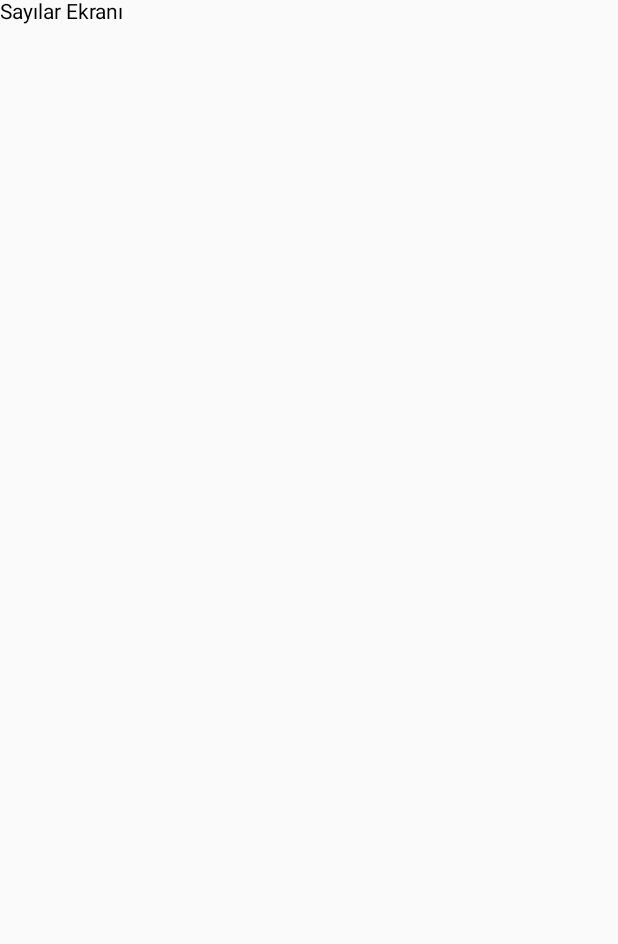
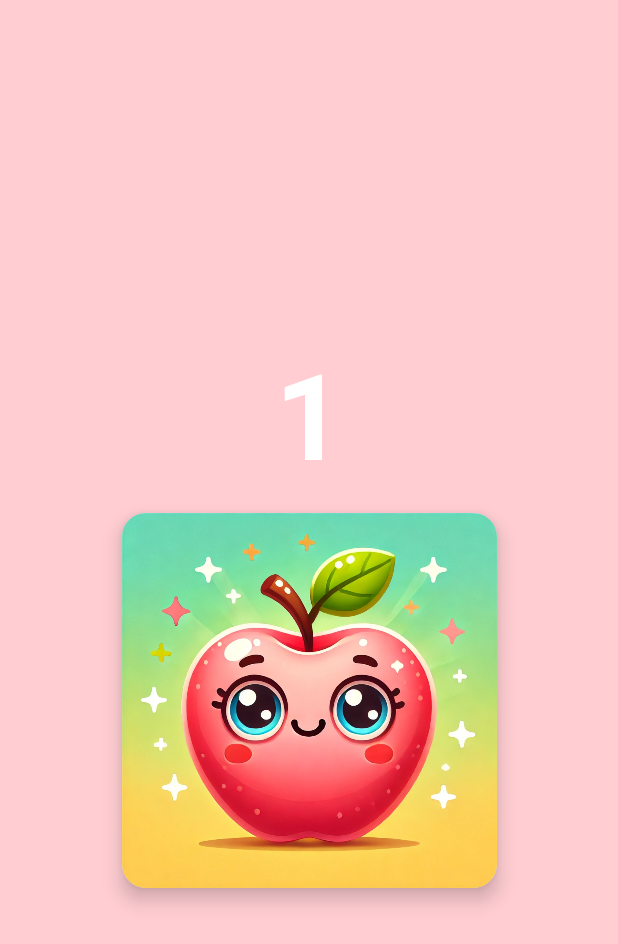
Before and after one commit to kuvvetliisik/OkulOncesi, an Android app built with Jetpack Compose: the NumberScreen screen opened through its navigation route, on a phone screen of 412 x 824 dp. Before the commit the part shown is almost empty. Shown: the top 944 px of the screen. Run offline under Robolectric (Android 15) with nearby library versions, the phone set to English and light mode, and no system bars.

Commit message:
Sayılar Ekranı Güncellendi, eklemeler yapıldı ancak istenilen seviyede değil daha da geliştirilecektir.

```diff
--- a/app/src/main/java/com/example/okuloncesi/navigation/AppNavigation.kt
+++ b/app/src/main/java/com/example/okuloncesi/navigation/AppNavigation.kt
@@ -14,7 +14,7 @@ fun AppNavigation() {
     NavHost(navController = navController, startDestination = "categoryScreen") {
          composable("categoryScreen") { CategoryScreen(navController) }
         composable("animalScreen") { AnimalScreen() }
-        composable("numberScreen") { NumberScreen(navController) }
+        composable("numberScreen") { NumberScreen() }
         composable("colorScreen") { ColorScreen(navController) }
         composable("shapeScreen") { ShapeScreen(navController) }
         composable("fruitScreen") { FruitScreen(navController) }
--- a/app/src/main/java/com/example/okuloncesi/screens/NumberScreen.kt
+++ b/app/src/main/java/com/example/okuloncesi/screens/NumberScreen.kt
@@ -1,10 +1,112 @@
 package com.example.okuloncesi.screens
 
-import androidx.compose.material3.Text
-import androidx.compose.runtime.Composable
-import androidx.navigation.NavController
+import android.speech.tts.TextToSpeech
+import androidx.compose.foundation.Image
+import androidx.compose.foundation.background
+import androidx.compose.foundation.gestures.detectDragGestures
+import androidx.compose.foundation.layout.*
+import androidx.compose.foundation.shape.RoundedCornerShape
+import androidx.compose.material3.*
+import androidx.compose.runtime.*
+import androidx.compose.ui.Alignment
+import androidx.compose.ui.Modifier
+import androidx.compose.ui.input.pointer.pointerInput
+import androidx.compose.ui.platform.LocalContext
+import androidx.compose.ui.res.painterResource
+import androidx.compose.ui.unit.dp
+import androidx.compose.ui.unit.sp
+import androidx.compose.ui.graphics.Color
+import androidx.compose.ui.text.font.FontWeight
+import com.example.okuloncesi.R
+import java.util.*
+import androidx.compose.foundation.clickable
 
 @Composable
-fun NumberScreen(navController: NavController) {
-    Text(text = "Sayılar Ekranı")
+fun NumberScreen() {
+    val context = LocalContext.current
+    var tts: TextToSpeech? by remember { mutableStateOf(null) }
+
+    LaunchedEffect(Unit) {
+        tts = TextToSpeech(context) { status ->
+            if (status != TextToSpeech.ERROR) {
+                tts?.language = Locale("tr", "TR") // Türkçe dil desteği
+            }
+        }
+    }
+
+    val numbers = listOf(
+        Pair("1", "Bir"),
+        Pair("2", "İki"),
+        Pair("3", "Üç"),
+        Pair("4", "Dört"),
+        Pair("5", "Beş")
+    )
+
+    val numberImages = listOf(
+        R.drawable.one,
+        R.drawable.two,
+        R.drawable.three,
+        R.drawable.four,
+        R.drawable.five
+    )
+
+    val backgroundColors = listOf(
+        Color(0xFFFFCDD2), // Açık kırmızı
+        Color(0xFFBBDEFB), // Açık mavi
+        Color(0xFFC8E6C9), // Açık yeşil
+        Color(0xFFFFF9C4), // Açık sarı
+        Color(0xFFD1C4E9)  // Açık mor
+    )
+
+    var currentIndex by remember { mutableStateOf(0) }
+    val (number, text) = numbers[currentIndex]
+
+    Box(
+        modifier = Modifier
+            .fillMaxSize()
+            .background(backgroundColors[currentIndex]) // 🌈 Renkli arkaplan
+            .pointerInput(Unit) {
+                detectDragGestures { change, dragAmount ->
+                    change.consume()
+                    if (dragAmount.x > 50 && currentIndex > 0) {
+                        currentIndex--
+                        tts?.speak("Önceki", TextToSpeech.QUEUE_FLUSH, null, null)
+                    } else if (dragAmount.x < -50 && currentIndex < numbers.size - 1) {
+                        currentIndex++
+                        tts?.speak("Sonraki", TextToSpeech.QUEUE_FLUSH, null, null)
+                    }
+                }
+            },
+        contentAlignment = Alignment.Center
+    ) {
+        Column(
+            horizontalAlignment = Alignment.CenterHorizontally
+        ) {
+            // 📝 Büyük ve Renkli Sayı
+            Text(
+                text = number,
+                fontSize = 80.sp,
+                fontWeight = FontWeight.Bold,
+                color = Color.White, // Beyaz metin
+                modifier = Modifier
+                    .padding(bottom = 16.dp)
+                    .clickable { tts?.speak(text, TextToSpeech.QUEUE_FLUSH, null, null) }
+            )
+
+            // 📸 Sayı Görseli
+            Card(
+                shape = RoundedCornerShape(16.dp),
+                elevation = CardDefaults.cardElevation(8.dp),
+                modifier = Modifier
+                    .size(250.dp)
+                    .clickable { tts?.speak(text, TextToSpeech.QUEUE_FLUSH, null, null) }
+            ) {
+                Image(
+                    painter = painterResource(id = numberImages[currentIndex]),
+                    contentDescription = text,
+                    modifier = Modifier.fillMaxSize()
+                )
+            }
+        }
+    }
 }
```
Also changed, not shown: app/src/main/res/drawable/one.png (added), app/src/main/res/drawable/three.png (added), app/src/main/res/drawable/two.png (added), 2 other files.
